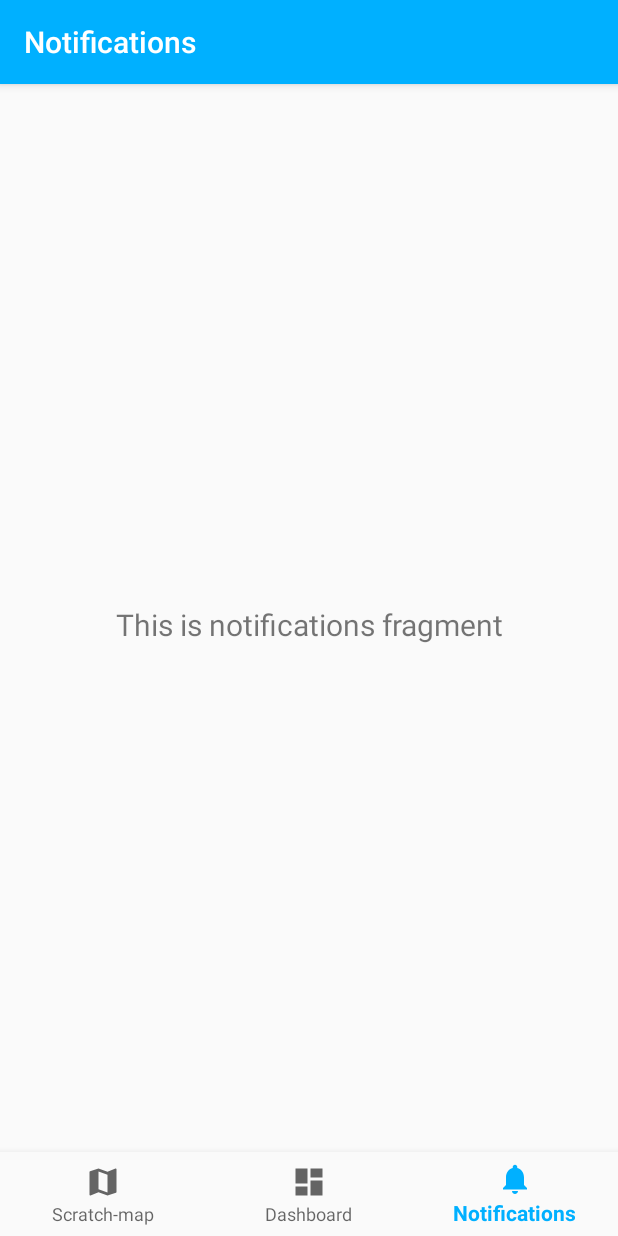
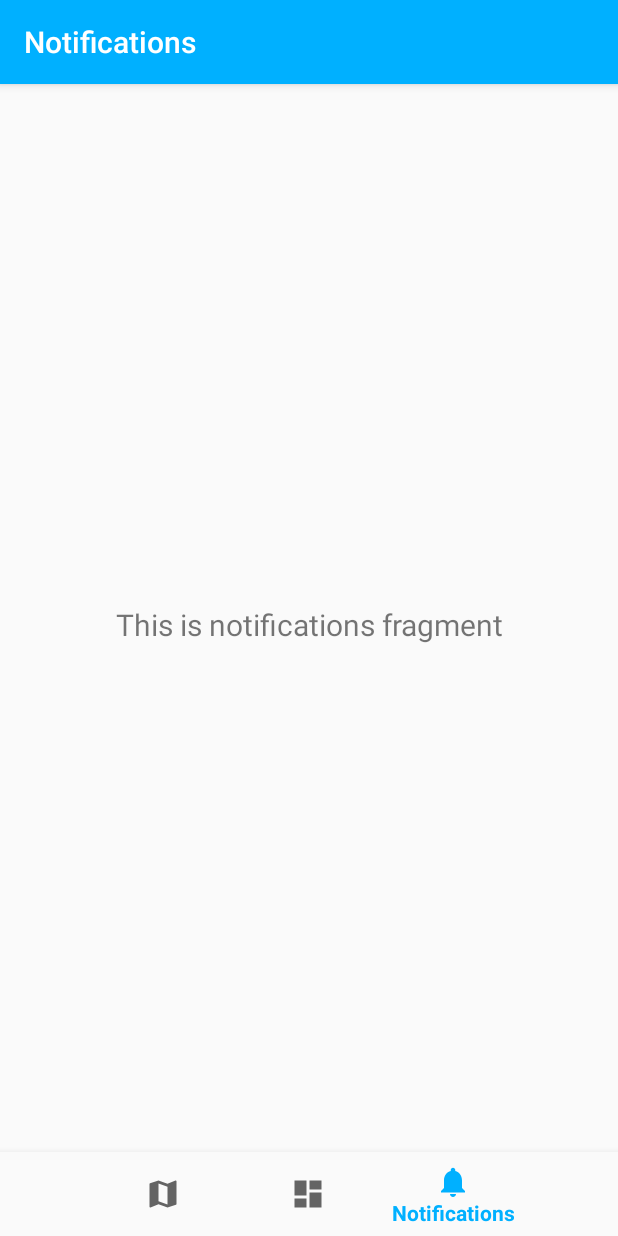
Before and after one commit to fabiom95/PregettoPSSS_Travelgram, an Android app: the MainActivity screen opened directly, with no data from a screen before it, item 3 of the bottom bar chosen, on a phone screen of 412 x 824 dp. Run offline under Robolectric (Android 15) with nearby library versions, the phone set to English and light mode, and no system bars; our stand-ins replace navigation-ui; libraries missing offline, so code that uses them is left out: com.google.maps.android.

Commit message:
Modificato radicalmente la bottom navigation
ora i fragment non si ricreano ogni volta

```diff
--- a/code/Travelgram/app/src/main/java/com/example/travelgram/view/activity/MainActivity.java
+++ b/code/Travelgram/app/src/main/java/com/example/travelgram/view/activity/MainActivity.java
@@ -1,11 +1,21 @@
 package com.example.travelgram.view.activity;
 
 import android.os.Bundle;
+import android.view.MenuItem;
 
 import com.example.travelgram.R;
+import com.example.travelgram.view.fragment.DashboardFragment;
+import com.example.travelgram.view.fragment.NotificationsFragment;
+import com.example.travelgram.view.fragment.ScratchMapFragment;
 import com.google.android.material.bottomnavigation.BottomNavigationView;
+import com.google.android.material.bottomnavigation.LabelVisibilityMode;
 
+import androidx.annotation.NonNull;
 import androidx.appcompat.app.AppCompatActivity;
+import androidx.appcompat.widget.Toolbar;
+import androidx.fragment.app.Fragment;
+import androidx.fragment.app.FragmentManager;
+import androidx.fragment.app.FragmentTransaction;
 import androidx.navigation.NavController;
 import androidx.navigation.Navigation;
 import androidx.navigation.ui.AppBarConfiguration;
@@ -14,19 +24,57 @@ import androidx.navigation.ui.NavigationUI;
 
 public class MainActivity extends AppCompatActivity {
 
+    final Fragment fragment1 = new ScratchMapFragment();
+    final Fragment fragment2 = new DashboardFragment();
+    final Fragment fragment3 = new NotificationsFragment();
+    final FragmentManager fm = getSupportFragmentManager();
+    Fragment active = fragment1;
+
+
     @Override
     protected void onCreate(Bundle savedInstanceState) {
         super.onCreate(savedInstanceState);
         setContentView(R.layout.activity_main);
         BottomNavigationView navView = findViewById(R.id.nav_view);
 
-        // passa le scritte sulla barra in alto
-        AppBarConfiguration appBarConfiguration = new AppBarConfiguration.Builder(
-                R.id.navigation_scratchmap, R.id.navigation_dashboard, R.id.navigation_notifications)
-                .build();
-        NavController navController = Navigation.findNavController(this, R.id.nav_host_fragment);
-        NavigationUI.setupActionBarWithNavController(this, navController, appBarConfiguration);
-        NavigationUI.setupWithNavController(navView, navController);
+        fm.beginTransaction().add(R.id.nav_host_fragment, fragment3, "3").hide(fragment3).commit();
+        fm.beginTransaction().add(R.id.nav_host_fragment, fragment2, "2").hide(fragment2).commit();
+        fm.beginTransaction().add(R.id.nav_host_fragment, fragment1, "1").commit();
+        getSupportActionBar().setTitle("Scratch-map");
+
+        navView.setOnNavigationItemSelectedListener(
+                new BottomNavigationView.OnNavigationItemSelectedListener() {
+
+            @Override
+            public boolean onNavigationItemSelected(@NonNull MenuItem item) {
+                switch (item.getItemId()) {
+                    case R.id.navigation_scratchmap:
+                        fm.beginTransaction().hide(active).show(fragment1).commit();
+                        getSupportActionBar().setTitle("Scratch-map");
+                        active = fragment1;
+                        return true;
+
+                    case R.id.navigation_dashboard:
+                        fm.beginTransaction().hide(active).show(fragment2).commit();
+                        getSupportActionBar().setTitle("Dashboard");
+                        active = fragment2;
+                        return true;
+
+                    case R.id.navigation_notifications:
+                        fm.beginTransaction().hide(active).show(fragment3).commit();
+                        getSupportActionBar().setTitle("Notifications");
+                        active = fragment3;
+                        return true;
+                }
+                return false;
+            }
+        }
+        );
+
     }
 
+
+
+
+
 }
--- a/code/Travelgram/app/src/main/java/com/example/travelgram/view/activity/PlaceTabActivity.java
+++ b/code/Travelgram/app/src/main/java/com/example/travelgram/view/activity/PlaceTabActivity.java
@@ -30,8 +30,8 @@ public class PlaceTabActivity extends AppCompatActivity {
         TextView countryText = findViewById(R.id.country_name);
         countryText.setText(country);
 
+        // l'adapter istanzia le pagine da mostrare nelle varie sezioni
         SectionsPagerAdapter sectionsPagerAdapter = new SectionsPagerAdapter(this, getSupportFragmentManager());
-
         ViewPager viewPager = findViewById(R.id.view_pager);
         viewPager.setAdapter(sectionsPagerAdapter);
 
--- a/code/Travelgram/app/src/main/java/com/example/travelgram/view/fragment/DashboardFragment.java
+++ b/code/Travelgram/app/src/main/java/com/example/travelgram/view/fragment/DashboardFragment.java
@@ -10,7 +10,7 @@ import androidx.annotation.NonNull;
 import androidx.annotation.Nullable;
 import androidx.fragment.app.Fragment;
 import androidx.lifecycle.Observer;
-import androidx.lifecycle.ViewModelProviders;
+import androidx.lifecycle.ViewModelProvider;
 
 import com.example.travelgram.R;
 import com.example.travelgram.viewmodel.DashboardViewModel;
@@ -22,7 +22,7 @@ public class DashboardFragment extends Fragment {
     public View onCreateView(@NonNull LayoutInflater inflater,
                              ViewGroup container, Bundle savedInstanceState) {
         dashboardViewModel =
-                ViewModelProviders.of(this).get(DashboardViewModel.class);
+                new ViewModelProvider(this).get(DashboardViewModel.class);
         View root = inflater.inflate(R.layout.fragment_dashboard, container, false);
         final TextView textView = root.findViewById(R.id.text_dashboard);
         dashboardViewModel.getText().observe(getViewLifecycleOwner(), new Observer<String>() {
--- a/code/Travelgram/app/src/main/java/com/example/travelgram/view/fragment/NotificationsFragment.java
+++ b/code/Travelgram/app/src/main/java/com/example/travelgram/view/fragment/NotificationsFragment.java
@@ -10,7 +10,7 @@ import androidx.annotation.NonNull;
 import androidx.annotation.Nullable;
 import androidx.fragment.app.Fragment;
 import androidx.lifecycle.Observer;
-import androidx.lifecycle.ViewModelProviders;
+import androidx.lifecycle.ViewModelProvider;
 
 import com.example.travelgram.R;
 import com.example.travelgram.viewmodel.NotificationsViewModel;
@@ -21,10 +21,12 @@ public class NotificationsFragment extends Fragment {
 
     public View onCreateView(@NonNull LayoutInflater inflater,
                              ViewGroup container, Bundle savedInstanceState) {
-        notificationsViewModel =
-                ViewModelProviders.of(this).get(NotificationsViewModel.class);
+
+        notificationsViewModel = new ViewModelProvider(this).get(NotificationsViewModel.class);
         View root = inflater.inflate(R.layout.fragment_notifications, container, false);
+
         final TextView textView = root.findViewById(R.id.text_notifications);
+
         notificationsViewModel.getText().observe(getViewLifecycleOwner(), new Observer<String>() {
             @Override
             public void onChanged(@Nullable String s) {
--- a/code/Travelgram/app/src/main/java/com/example/travelgram/view/fragment/ScratchMapFragment.java
+++ b/code/Travelgram/app/src/main/java/com/example/travelgram/view/fragment/ScratchMapFragment.java
@@ -3,6 +3,8 @@ package com.example.travelgram.view.fragment;
 import androidx.annotation.NonNull;
 import androidx.annotation.Nullable;
 import androidx.fragment.app.Fragment;
+import androidx.lifecycle.Observer;
+import androidx.lifecycle.ViewModelProvider;
 
 import android.content.Intent;
 import android.content.res.Resources;
@@ -14,10 +16,13 @@ import android.view.View;
 import android.view.ViewGroup;
 
 import com.example.travelgram.view.activity.PlaceTabActivity;
+import com.example.travelgram.viewmodel.NotificationsViewModel;
+import com.example.travelgram.viewmodel.ScratchMapViewModel;
 import com.google.android.gms.maps.CameraUpdateFactory;
 import com.google.android.gms.maps.GoogleMap;
 import com.google.android.gms.maps.OnMapReadyCallback;
 import com.google.android.gms.maps.SupportMapFragment;
+import com.google.android.gms.maps.model.CameraPosition;
 import com.google.android.gms.maps.model.LatLng;
 import com.google.android.gms.maps.model.MapStyleOptions;
 
@@ -28,14 +33,40 @@ import com.google.maps.android.data.Feature;
 
 import org.xmlpull.v1.XmlPullParserException;
 
+import java.io.IOException;
 
 
 public class ScratchMapFragment extends Fragment implements OnMapReadyCallback {
 
-    public static final String COUNTRY_NAME = "com.example.myfirstapp.COUNTRY";
+    public static final String COUNTRY_NAME = "com.example.travelgram.COUNTRY_NAME";
     private static final String TAG = ScratchMapFragment.class.getSimpleName();
     private GoogleMap scratchMap;
+    private ScratchMapViewModel scratchMapViewModel;
+    private KmlLayer layer;
 
+
+    // aggiunge il livello KML
+    private void addLayer(){
+        try {
+            if (layer != null) layer.removeLayerFromMap();
+
+            layer = new KmlLayer(scratchMap, R.raw.world, getActivity().getApplicationContext());
+            layer.addLayerToMap();
+
+            layer.setOnFeatureClickListener(new KmlLayer.OnFeatureClickListener() {
+                @Override
+                public void onFeatureClick(Feature feature) {
+                    Intent intent = new Intent(getActivity(), PlaceTabActivity.class);
+                    intent.putExtra(COUNTRY_NAME, feature.getProperty("name"));
+                    startActivity(intent);
+                }
+            });
+
+        } catch (XmlPullParserException e) { e.printStackTrace();
+        } catch (IOException e) { e.printStackTrace();
+        }
+
+    }
 
 
     @Override
@@ -44,58 +75,39 @@ public class ScratchMapFragment extends Fragment implements OnMapReadyCallback {
         this.scratchMap = scratchMap;
         scratchMap.setMinZoomPreference(3.0f);
         scratchMap.setMaxZoomPreference(6.0f);
-        scratchMap.moveCamera(CameraUpdateFactory.newLatLngZoom(new LatLng(46,10), 3.5f));
 
-        // imposta lo stile della mappa
-        try {
-            scratchMap.setMapStyle( MapStyleOptions.loadRawResourceStyle(
-                    getActivity().getApplicationContext(), R.raw.country_style));
-        } catch (Resources.NotFoundException e) { Log.e(TAG, "Can't find style.");
-        }
+        // assegna lo stile
+        scratchMap.setMapStyle( MapStyleOptions.loadRawResourceStyle(
+                getActivity().getApplicationContext(), R.raw.country_style));
 
-        // avvia il thread per caricare il livello KML
-        new LoadXML().execute();
+        //scratchMap.moveCamera(CameraUpdateFactory.newLatLngZoom(new LatLng(46,10), 3.5f));
+        scratchMap.moveCamera(CameraUpdateFactory.newLatLngZoom(new LatLng(lat,lon), zoom));
+
+        addLayer();
+
     }
 
 
+    @Override
+    public void onSaveInstanceState(Bundle outState) {
+        super.onSaveInstanceState(outState);
 
-
-    // ------------------------- THREAD ------------------------------------------------------------
-
-    // thread che carica il livello KML
-    private class LoadXML extends AsyncTask<String, Void, KmlLayer> {
-
-        @Override
-        protected KmlLayer doInBackground(String... params) {
-            try {
-
-                KmlLayer layer = new KmlLayer(scratchMap, R.raw.world, getActivity().getApplicationContext());
-                return layer;
-
-            } catch (Resources.NotFoundException e) { Log.e(TAG, "Can't find style. Error: ", e);
-            } catch (java.io.IOException e) { Log.e(TAG, "File could not be read");
-            } catch (XmlPullParserException e) { Log.e(TAG, "XML could not be parsed");
-            }
-            return null;
+        if (scratchMap != null) {
+            CameraPosition pos = scratchMap.getCameraPosition();
+            outState.putDouble("Lat", pos.target.latitude);
+            outState.putDouble("Lon", pos.target.longitude);
+            outState.putFloat("Zoom", pos.zoom);
         }
-
-
-        @Override
-        protected void onPostExecute(KmlLayer layer) {
-            layer.addLayerToMap();
-            layer.setOnFeatureClickListener(new KmlLayer.OnFeatureClickListener() {
-                @Override
-                public void onFeatureClick(Feature feature) {
-                    Intent intent = new Intent(getActivity(), PlaceTabActivity.class);
-                    intent.putExtra(COUNTRY_NAME, feature.getProperty("name"));
-                    startActivity(intent);
-                }
-            });
-        }
+        Log.i(TAG,"stato salvato");
     }
 
 
-    // ---------------------------------------------------------------------------------------------
+    private double lat = 46;
+    private double lon = 10;
+    private float zoom = 3.5f;
+
+
+
 
 
     @Nullable
@@ -103,6 +115,11 @@ public class ScratchMapFragment extends Fragment implements OnMapReadyCallback {
     public View onCreateView(@NonNull LayoutInflater inflater,
                              @Nullable ViewGroup container,
                              @Nullable Bundle savedInstanceState) {
+        if(savedInstanceState != null) {
+            lat = savedInstanceState.getDouble("Lat");
+            lon = savedInstanceState.getDouble("Lon");
+            zoom = savedInstanceState.getFloat("Zoom");
+        }
         return inflater.inflate(R.layout.fragment_scratchmap, container, false);
     }
 
--- a/code/Travelgram/app/src/main/res/layout/activity_main.xml
+++ b/code/Travelgram/app/src/main/res/layout/activity_main.xml
@@ -13,10 +13,8 @@
         app:layout_constraintBottom_toBottomOf="parent"
         app:layout_constraintLeft_toLeftOf="parent"
         app:layout_constraintRight_toRightOf="parent"
-        app:menu="@navigation/bottom_nav_menu" />
-
-
-
+        app:menu="@menu/bottom_nav_menu"
+        app:labelVisibilityMode="selected"/>
 
     <fragment
         android:id="@+id/nav_host_fragment"
@@ -29,7 +27,6 @@
         app:layout_constraintLeft_toLeftOf="parent"
         app:layout_constraintRight_toRightOf="parent"
         app:layout_constraintTop_toTopOf="parent"
-        app:layout_constraintVertical_bias="1.0"
-        app:navGraph="@navigation/mobile_navigation" />
+        app:layout_constraintVertical_bias="1.0"/>
 
 </androidx.constraintlayout.widget.ConstraintLayout>
--- a/code/Travelgram/app/src/main/res/navigation/mobile_navigation.xml
+++ /dev/null
@@ -1,25 +0,0 @@
-<?xml version="1.0" encoding="utf-8"?>
-<navigation xmlns:android="http://schemas.android.com/apk/res/android"
-    xmlns:app="http://schemas.android.com/apk/res-auto"
-    xmlns:tools="http://schemas.android.com/tools"
-    android:id="@+id/mobile_navigation"
-    app:startDestination="@+id/navigation_scratchmap">
-
-    <fragment
-        android:id="@+id/navigation_scratchmap"
-        android:name="com.example.travelgram.view.fragment.ScratchMapFragment"
-        android:label="@string/title_scratchmap"
-        tools:layout="@layout/fragment_scratchmap" />
-
-    <fragment
-        android:id="@+id/navigation_dashboard"
-        android:name="com.example.travelgram.view.fragment.DashboardFragment"
-        android:label="@string/title_dashboard"
-        tools:layout="@layout/fragment_dashboard" />
-
-    <fragment
-        android:id="@+id/navigation_notifications"
-        android:name="com.example.travelgram.view.fragment.NotificationsFragment"
-        android:label="@string/title_notifications"
-        tools:layout="@layout/fragment_notifications" />
-</navigation>
```
Also changed, not shown: code/Travelgram/app/src/main/java/com/example/travelgram/viewmodel/ScratchMapViewModel.java (+13 -2 lines), code/Travelgram/app/src/main/res/layout/fragment_scratchmap.xml (+11 -3 lines), code/Travelgram/app/src/main/res/menu/bottom_nav_menu.xml (renamed from code/Travelgram/app/src/main/res/navigation/bottom_nav_menu.xml).
